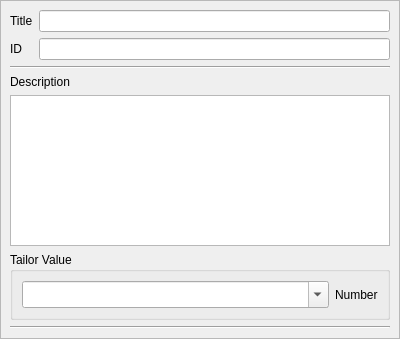
This is ui/XCCDFItemPropertiesDockWidget.ui in OpenSCAP/scap-workbench as Qt 5 draws it before an edit. The edited form follows.
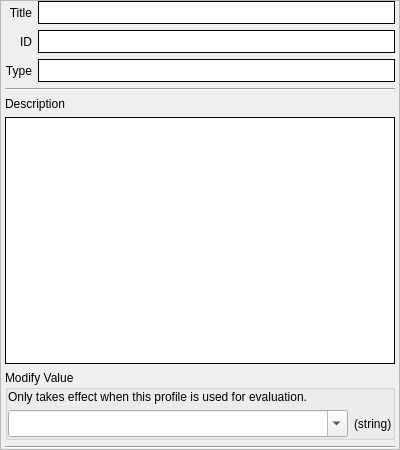
This is the edited form.

Commit message: Mild face-lift of TailoringWindow, hopefully editable lineedits can be distinguished from read-only now

```diff
--- a/ui/XCCDFItemPropertiesDockWidget.ui
+++ b/ui/XCCDFItemPropertiesDockWidget.ui
@@ -7,7 +7,7 @@
     <x>0</x>
     <y>0</y>
     <width>400</width>
-    <height>339</height>
+    <height>450</height>
    </rect>
   </property>
   <property name="minimumSize">
@@ -35,58 +35,23 @@
          <x>0</x>
          <y>0</y>
          <width>388</width>
-         <height>308</height>
+         <height>419</height>
         </rect>
        </property>
        <layout class="QGridLayout" name="gridLayout_2">
-        <item row="0" column="0">
-         <widget class="QLabel" name="titleLabel">
-          <property name="text">
-           <string>Title</string>
-          </property>
-          <property name="buddy">
-           <cstring>titleLineEdit</cstring>
-          </property>
-         </widget>
-        </item>
-        <item row="0" column="1">
-         <widget class="QLineEdit" name="titleLineEdit">
-          <property name="frame">
-           <bool>true</bool>
-          </property>
-          <property name="readOnly">
-           <bool>true</bool>
-          </property>
-         </widget>
-        </item>
-        <item row="6" column="0" colspan="2">
-         <widget class="Line" name="line">
-          <property name="orientation">
-           <enum>Qt::Horizontal</enum>
-          </property>
-         </widget>
-        </item>
-        <item row="1" column="1">
-         <widget class="QLineEdit" name="idLineEdit">
-          <property name="frame">
-           <bool>true</bool>
-          </property>
-          <property name="readOnly">
-           <bool>true</bool>
-          </property>
-         </widget>
-        </item>
-        <item row="1" column="0">
-         <widget class="QLabel" name="idLabel">
-          <property name="text">
-           <string>ID</string>
-          </property>
-          <property name="buddy">
-           <cstring>idLineEdit</cstring>
-          </property>
-         </widget>
-        </item>
-        <item row="5" column="0" colspan="2">
+        <property name="leftMargin">
+         <number>4</number>
+        </property>
+        <property name="topMargin">
+         <number>0</number>
+        </property>
+        <property name="rightMargin">
+         <number>4</number>
+        </property>
+        <property name="bottomMargin">
+         <number>0</number>
+        </property>
+        <item row="7" column="0" colspan="2">
          <widget class="QGroupBox" name="valueGroupBox">
           <property name="sizePolicy">
            <sizepolicy hsizetype="Preferred" vsizetype="Minimum">
@@ -95,10 +60,19 @@
            </sizepolicy>
           </property>
           <property name="title">
-           <string>Tailor Value</string>
+           <string>Modify Value</string>
           </property>
-          <layout class="QHBoxLayout" name="horizontalLayout">
-           <item>
+          <property name="flat">
+           <bool>true</bool>
+          </property>
+          <property name="checkable">
+           <bool>false</bool>
+          </property>
+          <layout class="QGridLayout" name="gridLayout">
+           <property name="margin">
+            <number>0</number>
+           </property>
+           <item row="1" column="0">
             <widget class="QComboBox" name="valueComboBox">
              <property name="font">
               <font>
@@ -110,7 +84,7 @@
              </property>
             </widget>
            </item>
-           <item>
+           <item row="1" column="1">
             <widget class="QLabel" name="valueTypeLabel">
              <property name="sizePolicy">
               <sizepolicy hsizetype="Fixed" vsizetype="Preferred">
@@ -119,37 +93,164 @@
               </sizepolicy>
              </property>
              <property name="text">
-              <string>Number</string>
+              <string>(string)</string>
+             </property>
+            </widget>
+           </item>
+           <item row="0" column="0" colspan="2">
+            <widget class="QLabel" name="label_2">
+             <property name="font">
+              <font>
+               <pointsize>9</pointsize>
+              </font>
+             </property>
+             <property name="text">
+              <string>Only takes effect when this profile is used for evaluation.</string>
+             </property>
+             <property name="wordWrap">
+              <bool>true</bool>
              </property>
             </widget>
            </item>
           </layout>
          </widget>
         </item>
-        <item row="3" column="0" colspan="2">
+        <item row="6" column="0" colspan="2">
+         <widget class="QTextBrowser" name="descriptionBrowser">
+          <property name="sizePolicy">
+           <sizepolicy hsizetype="Expanding" vsizetype="Expanding">
+            <horstretch>0</horstretch>
+            <verstretch>0</verstretch>
+           </sizepolicy>
+          </property>
+          <property name="styleSheet">
+           <string notr="true">border: 1px solid #000;</string>
+          </property>
+         </widget>
+        </item>
+        <item row="1" column="1">
+         <widget class="QLineEdit" name="idLineEdit">
+          <property name="font">
+           <font>
+            <pointsize>12</pointsize>
+           </font>
+          </property>
+          <property name="styleSheet">
+           <string notr="true">border: 1px solid #000;</string>
+          </property>
+          <property name="frame">
+           <bool>true</bool>
+          </property>
+          <property name="readOnly">
+           <bool>true</bool>
+          </property>
+         </widget>
+        </item>
+        <item row="5" column="0" colspan="2">
          <widget class="QLabel" name="descriptionLabel">
           <property name="text">
            <string>Description</string>
           </property>
          </widget>
         </item>
-        <item row="2" column="0" colspan="2">
-         <widget class="Line" name="line_2">
+        <item row="2" column="0">
+         <widget class="QLabel" name="label">
+          <property name="styleSheet">
+           <string notr="true"/>
+          </property>
+          <property name="text">
+           <string>Type</string>
+          </property>
+          <property name="alignment">
+           <set>Qt::AlignRight|Qt::AlignTrailing|Qt::AlignVCenter</set>
+          </property>
+          <property name="margin">
+           <number>5</number>
+          </property>
+         </widget>
+        </item>
+        <item row="2" column="1">
+         <widget class="QLineEdit" name="typeLineEdit">
+          <property name="font">
+           <font>
+            <pointsize>12</pointsize>
+           </font>
+          </property>
+          <property name="styleSheet">
+           <string notr="true">border: 1px solid #000;</string>
+          </property>
+          <property name="readOnly">
+           <bool>true</bool>
+          </property>
+         </widget>
+        </item>
+        <item row="8" column="0" colspan="2">
+         <widget class="Line" name="line">
           <property name="orientation">
            <enum>Qt::Horizontal</enum>
           </property>
          </widget>
         </item>
+        <item row="0" column="0">
+         <widget class="QLabel" name="titleLabel">
+          <property name="styleSheet">
+           <string notr="true"/>
+          </property>
+          <property name="text">
+           <string>Title</string>
+          </property>
+          <property name="alignment">
+           <set>Qt::AlignRight|Qt::AlignTrailing|Qt::AlignVCenter</set>
+          </property>
+          <property name="margin">
+           <number>5</number>
+          </property>
+          <property name="buddy">
+           <cstring>titleLineEdit</cstring>
+          </property>
+         </widget>
+        </item>
+        <item row="1" column="0">
+         <widget class="QLabel" name="idLabel">
+          <property name="styleSheet">
+           <string notr="true"/>
+          </property>
+          <property name="text">
+           <string>ID</string>
+          </property>
+          <property name="alignment">
+           <set>Qt::AlignRight|Qt::AlignTrailing|Qt::AlignVCenter</set>
+          </property>
+          <property name="margin">
+           <number>5</number>
+          </property>
+          <property name="buddy">
+           <cstring>idLineEdit</cstring>
+          </property>
+         </widget>
+        </item>
+        <item row="0" column="1">
+         <widget class="QLineEdit" name="titleLineEdit">
+          <property name="font">
+           <font>
+            <pointsize>12</pointsize>
+           </font>
+          </property>
+          <property name="styleSheet">
+           <string notr="true">border: 1px solid #000;</string>
+          </property>
+          <property name="frame">
+           <bool>true</bool>
+          </property>
+          <property name="readOnly">
+           <bool>true</bool>
+          </property>
+         </widget>
+        </item>
         <item row="4" column="0" colspan="2">
-         <widget class="QTextEdit" name="descriptionTextEdit">
-          <property name="frameShape">
-           <enum>QFrame::StyledPanel</enum>
-          </property>
-          <property name="frameShadow">
-           <enum>QFrame::Raised</enum>
-          </property>
-          <property name="readOnly">
-           <bool>true</bool>
+         <widget class="Line" name="line_2">
+          <property name="orientation">
+           <enum>Qt::Horizontal</enum>
           </property>
          </widget>
         </item>
```
The commit also changes 5 other files.
